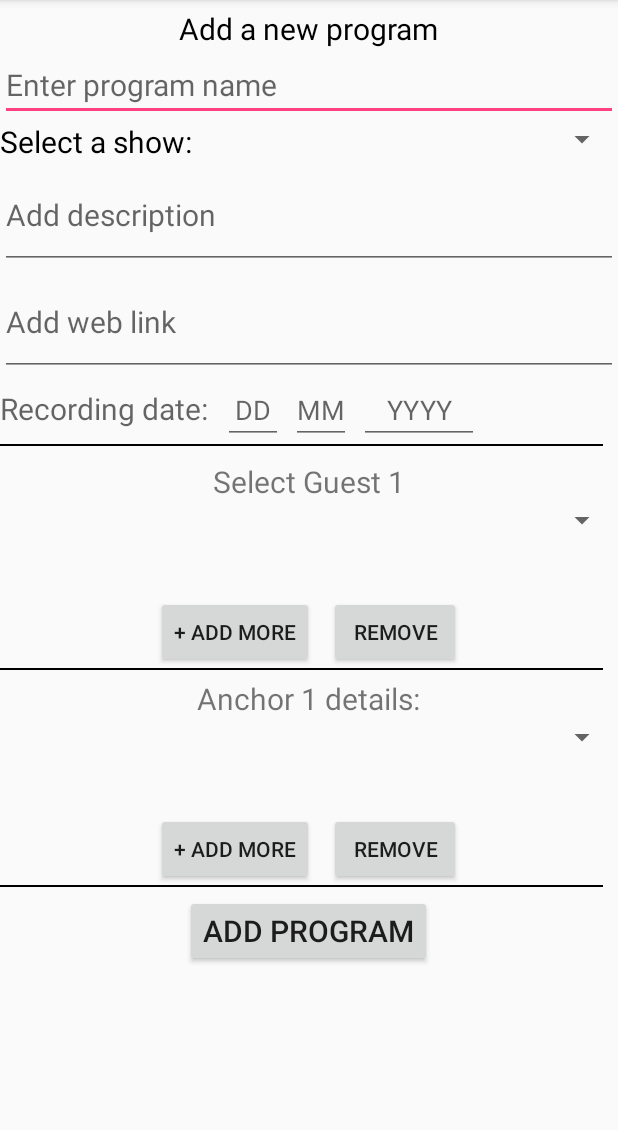
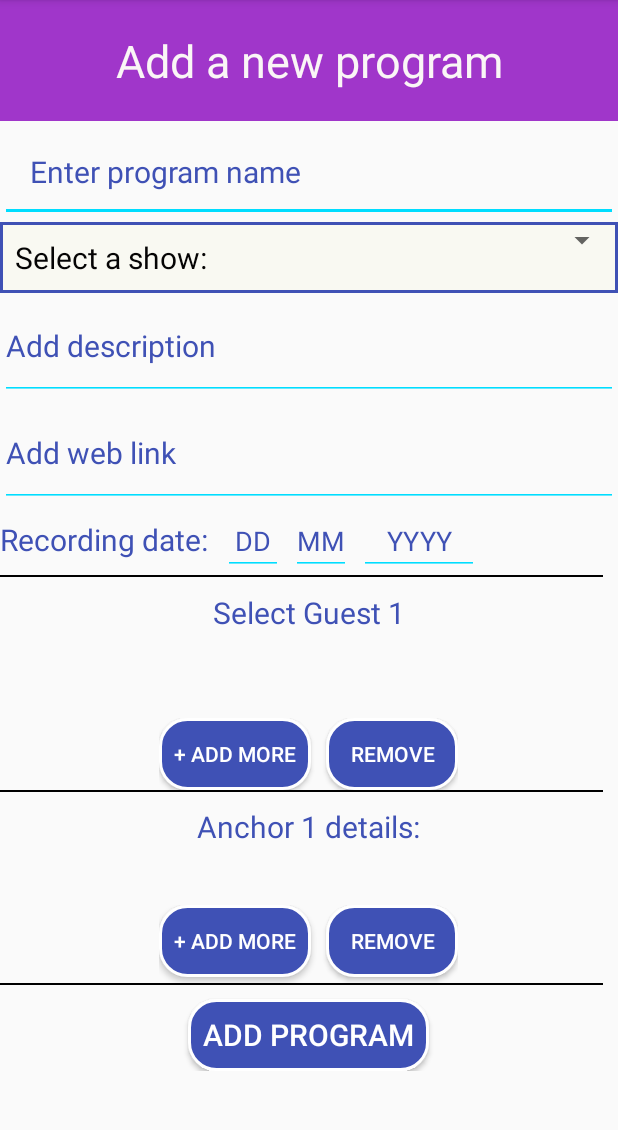
Before and after one commit to jimsprojectradio/repo, an Android app: the fragment FragmentAddProgram shown on its own in the app's theme, on a phone screen of 412 x 824 dp, the part 84-1214 px from its top. Run offline under Robolectric (Android 15) with nearby library versions, the phone set to English and light mode, and no system bars; our stand-ins replace Volley; network calls fail.

Commit message:
Fragment Add Program XML DONE

```diff
--- /dev/null
+++ b/DUMMY/RadioAdminDummy/RadioAdminDummy/app/src/main/res/drawable/border_bottom.xml
@@ -0,0 +1,5 @@
+<?xml version="1.0" encoding="utf-8"?>
+<shape xmlns:android="http://schemas.android.com/apk/res/android">
+<solid android:color="#f9f9f2"></solid>
+    <stroke android:color="@color/colorPrimary" android:width="2dp"></stroke>
+</shape>
--- /dev/null
+++ b/DUMMY/RadioAdminDummy/RadioAdminDummy/app/src/main/res/drawable/button_background.xml
@@ -0,0 +1,6 @@
+<?xml version="1.0" encoding="utf-8"?>
+<shape xmlns:android="http://schemas.android.com/apk/res/android">
+<solid android:color="@color/colorPrimary"></solid>
+<corners android:radius="18dp"></corners>
+   <stroke android:color="#fff" android:width="2dp"></stroke>
+</shape>
--- a/DUMMY/RadioAdminDummy/RadioAdminDummy/app/src/main/res/layout/fragment_add_program.xml
+++ b/DUMMY/RadioAdminDummy/RadioAdminDummy/app/src/main/res/layout/fragment_add_program.xml
@@ -23,33 +23,41 @@
             android:orientation="vertical"
             android:visibility="visible">
             <TextView
-                android:layout_width="wrap_content"
+                android:padding="20dp"
+                android:background="#a036ca"
+                android:textAlignment="center"
+                android:layout_width="match_parent"
                 android:layout_height="wrap_content"
                 android:text="Add a new program"
-                android:textSize="20dp"
-                android:textColor="#000000"
-                android:layout_marginTop="5dp"
+                android:textSize="30dp"
+                android:textColor="#faf6f6"
                 android:layout_gravity="center_horizontal"/>
 
             <EditText
+                android:backgroundTint="@android:color/holo_blue_bright"
+                android:padding="20dp"
                 android:id="@+id/edt_add_progname"
                 android:textSize="20dp"
+                android:textColorHint="@color/colorPrimary"
                 android:layout_width="match_parent"
                 android:layout_height="wrap_content"
                 android:hint="Enter program name"/>
 
             <LinearLayout
+                android:background="@drawable/border_bottom"
                 android:layout_width="match_parent"
                 android:layout_height="wrap_content"
                 android:orientation="horizontal">
                 <TextView
+                    android:padding="10dp"
                     android:layout_width="wrap_content"
                     android:layout_height="wrap_content"
                     android:text="Select a show:"
                     android:textSize="20dp"
-                    android:textColor="#000000"
+                    android:textColor="#050404"
                     android:layout_marginRight="10dp"/>
                 <Spinner
+                    android:theme="@style/mySpinnerItemStyle"
                     android:id="@+id/sp_add_show_to_prog"
                     android:layout_width="match_parent"
                     android:layout_height="wrap_content"/>
@@ -64,6 +72,8 @@
                 android:hint="Add description"
                 android:lines="3"
                 android:minLines="2"
+                android:textColorHint="@color/colorPrimary"
+                android:backgroundTint="@android:color/holo_blue_bright"
                 android:maxLines="3"
                 android:scrollHorizontally="false"
                 android:scrollbars="vertical"/>
@@ -74,7 +84,9 @@
                 android:layout_width="match_parent"
                 android:layout_height="wrap_content"
                 android:hint="Add web link"
+                android:textColorHint="@color/colorPrimary"
                 android:lines="3"
+                android:backgroundTint="@android:color/holo_blue_bright"
                 android:minLines="2"
                 android:maxLines="3"
                 android:scrollHorizontally="false"
@@ -88,34 +100,41 @@
                 <TextView
                     android:id="@+id/edt_add_prog_code"
                     android:textSize="20dp"
+                    android:textColorHint="@color/colorPrimary"
                     android:layout_width="wrap_content"
                     android:layout_height="wrap_content"
                     android:hint="Recording date:"/>
                 <EditText
+                    android:textColorHint="@color/colorPrimary"
                     android:id="@+id/add_prog_date_dd"
                     android:layout_width="40dp"
                     android:layout_height="wrap_content"
                     android:layout_marginLeft="10dp"
                     android:textAlignment="center"
                     android:hint="DD"
+                    android:backgroundTint="@android:color/holo_blue_bright"
                     android:inputType="numberSigned"
                     android:maxLength="2"/>
                 <EditText
+                    android:textColorHint="@color/colorPrimary"
                     android:id="@+id/add_prog_date_mm"
                     android:layout_width="40dp"
                     android:layout_height="wrap_content"
                     android:layout_marginLeft="5dp"
                     android:textAlignment="center"
                     android:hint="MM"
+                    android:backgroundTint="@android:color/holo_blue_bright"
                     android:inputType="numberSigned"
                     android:maxLength="2"/>
                 <EditText
                     android:id="@+id/add_prog_date_yyyy"
                     android:layout_width="80dp"
+                    android:textColorHint="@color/colorPrimary"
                     android:layout_height="wrap_content"
                     android:layout_marginLeft="5dp"
                     android:textAlignment="center"
                     android:hint="YYYY"
+                    android:backgroundTint="@android:color/holo_blue_bright"
                     android:inputType="numberSigned"
                     android:maxLength="4"/>
             </LinearLayout>
@@ -135,33 +154,46 @@
                 <TextView
                     android:layout_width="wrap_content"
                     android:layout_height="wrap_content"
+                    android:textColor="@color/colorPrimary"
                     android:text="Select Guest 1"
                     android:textSize="20dp"
                     android:layout_marginTop="10dp"
                     android:layout_gravity="center_horizontal"/>
                 <Spinner
+                    android:background="@drawable/border_bottom"
+                    android:theme="@style/mySpinnerItemStyle"
                     android:id="@+id/sp_add_guest1"
                     android:layout_width="match_parent"
+                    android:layout_marginBottom="4dp"
                     android:layout_height="wrap_content"/>
                 <TextView
+                    android:layout_marginBottom="4dp"
                     android:id="@+id/txtadd_guest_name1"
                     android:layout_width="match_parent"
                     android:layout_height="wrap_content"/>
                 <TextView
+                    android:layout_marginBottom="4dp"
                     android:id="@+id/txtadd_guest_desc1"
                     android:layout_width="match_parent"
                     android:layout_height="wrap_content"/>
                 <LinearLayout
+                    android:layout_marginTop="6dp"
                     android:layout_width="wrap_content"
                     android:layout_height="wrap_content"
                     android:orientation="horizontal"
                     android:layout_gravity="center_horizontal">
                     <Button
+                        android:padding="10dp"
+                        android:background="@drawable/button_background"
                         android:id="@+id/btnadd_add_guest2"
+                        android:textColor="#fff"
                         android:layout_width="wrap_content"
                         android:layout_height="wrap_content"
                         android:text="+ Add more"/>
                     <Button
+                        android:padding="10dp"
+                        android:textColor="#fff"
+                        android:background="@drawable/button_background"
                         android:id="@+id/btnadd_remove_guest1"
                         android:layout_width="wrap_content"
                         android:layout_height="wrap_content"
@@ -171,6 +203,7 @@
                 <View
                     android:layout_width="match_parent"
                     android:layout_height="1dp"
+                    android:layout_marginBottom="4dp"
                     android:layout_marginRight="10dp"
                     android:background="#000000"/>
             </LinearLayout>
@@ -187,22 +220,31 @@
                     android:layout_width="wrap_content"
                     android:layout_height="wrap_content"
                     android:text="Select Guest 2"
+                    android:textColor="@color/colorPrimary"
                     android:textSize="20dp"
                     android:layout_gravity="center_horizontal"/>
                 <Spinner
+                    android:background="@drawable/border_bottom"
+                    android:theme="@style/mySpinnerItemStyle"
                     android:id="@+id/sp_add_guest2"
                     android:layout_width="match_parent"
                     android:layout_height="wrap_content"/>
                 <TextView
+                    android:layout_marginTop="2dp"
                     android:id="@+id/txtadd_guest_name2"
                     android:layout_width="match_parent"
                     android:layout_height="wrap_content"/>
                 <TextView
+                    android:layout_marginTop="2dp"
                     android:id="@+id/txtadd_guest_desc2"
                     android:layout_width="match_parent"
                     android:layout_height="wrap_content"/>
 
                 <Button
+                    android:layout_marginTop="2dp"
+                    android:padding="10dp"
+                    android:textColor="#fff"
+                    android:background="@drawable/button_background"
                     android:id="@+id/btnadd_remove_guest2"
                     android:layout_width="wrap_content"
                     android:layout_height="wrap_content"
@@ -214,6 +256,7 @@
                     android:layout_width="match_parent"
                     android:layout_height="1dp"
                     android:layout_marginRight="10dp"
+                    android:layout_marginBottom="4dp"
                     android:background="#000000"/>
             </LinearLayout>
 
@@ -228,11 +271,14 @@
                     android:layout_width="wrap_content"
                     android:layout_height="wrap_content"
                     android:text="Anchor 1 details:"
+                    android:textColor="@color/colorPrimary"
                     android:textSize="20dp"
                     android:layout_gravity="center_horizontal"/>
                 <Spinner
+                    android:background="@drawable/border_bottom"
                     android:id="@+id/sp_add_anchor1"
                     android:layout_width="match_parent"
+                    android:theme="@style/mySpinnerItemStyle"
                     android:layout_height="wrap_content"/>
                 <TextView
                     android:id="@+id/txtadd_anchor_name1"
@@ -248,11 +294,20 @@
                     android:orientation="horizontal"
                     android:layout_gravity="center_horizontal">
                     <Button
+                        android:padding="10dp"
+                        android:layout_marginBottom="4dp"
+                        android:textColor="#fff"
+                        android:background="@drawable/button_background"
                         android:id="@+id/btnadd_add_anchor2"
                         android:layout_width="wrap_content"
                         android:layout_height="wrap_content"
                         android:text="+ Add more"/>
+
                     <Button
+                        android:padding="10dp"
+                        android:textColor="#fff"
+                        android:layout_marginBottom="4dp"
+                        android:background="@drawable/button_background"
                         android:id="@+id/btnadd_remove_anchor1"
                         android:layout_width="wrap_content"
                         android:layout_height="wrap_content"
@@ -260,6 +315,7 @@
                         android:text="Remove"/>
                 </LinearLayout>
                 <View
+                    android:layout_marginBottom="4dp"
                     android:layout_width="match_parent"
                     android:layout_height="1dp"
                     android:layout_marginRight="10dp"
@@ -278,10 +334,13 @@
                     android:layout_width="wrap_content"
                     android:layout_height="wrap_content"
                     android:text="Anchor 2 details:"
+android:textColor="@color/colorPrimary"
                     android:textSize="20dp"
                     android:layout_gravity="center_horizontal"/>
                 <Spinner
                     android:id="@+id/sp_add_anchor2"
+android:background="@drawable/border_bottom"
+                    android:theme="@style/mySpinnerItemStyle"
                     android:layout_width="match_parent"
                     android:layout_height="wrap_content"/>
                 <TextView
@@ -294,6 +353,9 @@
                     android:layout_height="wrap_content"/>
 
                 <Button
+                    android:padding="10dp"
+                    android:textColor="#fff"
+                    android:background="@drawable/button_background"
                     android:id="@+id/btnadd_remove_anchor2"
                     android:layout_width="wrap_content"
                     android:layout_height="wrap_content"
@@ -308,6 +370,9 @@
             </LinearLayout>
 
             <Button
+                android:padding="10dp"
+                android:textColor="#fff"
+                android:background="@drawable/button_background"
                 android:id="@+id/btn_add_program"
                 android:textSize="20dp"
                 android:layout_width="wrap_content"
--- a/DUMMY/RadioAdminDummy/RadioAdminDummy/app/src/main/res/values/colors.xml
+++ b/DUMMY/RadioAdminDummy/RadioAdminDummy/app/src/main/res/values/colors.xml
@@ -3,4 +3,5 @@
     <color name="colorPrimary">#3F51B5</color>
     <color name="colorPrimaryDark">#303F9F</color>
     <color name="colorAccent">#FF4081</color>
+    <color name="my_spinner_text_color">#211d1d</color>
 </resources>
--- a/DUMMY/RadioAdminDummy/RadioAdminDummy/app/src/main/res/values/styles.xml
+++ b/DUMMY/RadioAdminDummy/RadioAdminDummy/app/src/main/res/values/styles.xml
@@ -17,4 +17,7 @@
 
     <style name="AppTheme.PopupOverlay" parent="ThemeOverlay.AppCompat.Light" />
 
+    <style name="mySpinnerItemStyle" parent="@android:style/Widget.Holo.DropDownItem.Spinner">
+        <item name="android:textColor">@color/my_spinner_text_color</item>
+    </style>
 </resources>
```
